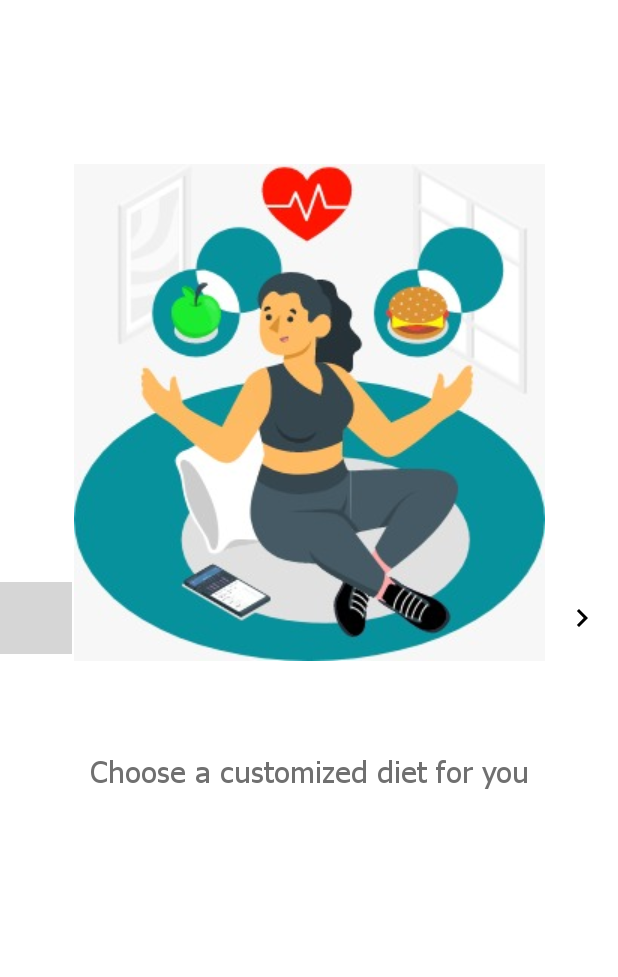
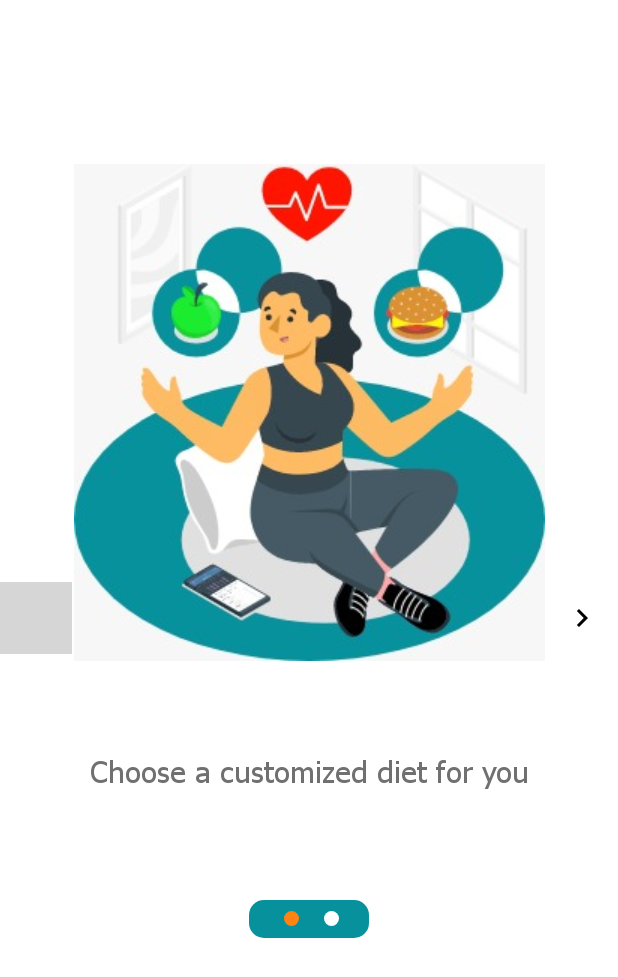
Before and after one commit to YoussefMaged766/Solution_Challenge, an Android app: the screen it shows after launch (IntroSliding_Activity), on a phone screen of 412 x 824 dp. Shown: the top 977 px of the screen. Run offline under Robolectric (Android 15) with nearby library versions, the phone set to English and light mode, and no system bars; grey boxes are pictures that could not be loaded.

Commit message:
finish IntroSliding and dotts

```diff
--- a/app/src/main/AndroidManifest.xml
+++ b/app/src/main/AndroidManifest.xml
@@ -9,6 +9,9 @@
         android:roundIcon="@mipmap/ic_launcher_round"
         android:supportsRtl="true"
         android:theme="@style/Theme.SolutionChallenge">
+        <activity
+            android:name=".signin_Activity"
+            android:exported="false" />
         <activity
             android:name=".IntroSliding_Activity"
             android:exported="true">
--- a/app/src/main/java/com/example/solutionchallenge/IntroSliding_Activity.kt
+++ b/app/src/main/java/com/example/solutionchallenge/IntroSliding_Activity.kt
@@ -1,11 +1,26 @@
 package com.example.solutionchallenge
 
+import android.content.Context
+import android.content.Intent
 import androidx.appcompat.app.AppCompatActivity
 import android.os.Bundle
+import android.view.View
+import android.view.ViewGroup
+import android.widget.Button
+import android.widget.ImageView
+import android.widget.LinearLayout
+import androidx.core.content.ContextCompat
+import androidx.core.view.get
 import androidx.viewpager2.widget.ViewPager2
 import com.example.solutionchallenge.adapter.intro_adapter
+import com.google.android.material.floatingactionbutton.FloatingActionButton
 
 class IntroSliding_Activity : AppCompatActivity() {
+
+    lateinit var viewPager:ViewPager2
+    lateinit var  indicator_container :LinearLayout
+    lateinit var btn_right :FloatingActionButton
+    lateinit var btn_left :FloatingActionButton
 
     var adapter=intro_adapter (listOf(
         data_intro("Choose a customized diet for you", R.drawable.imgintro2),
@@ -16,7 +31,80 @@ class IntroSliding_Activity : AppCompatActivity() {
     override fun onCreate(savedInstanceState: Bundle?) {
         super.onCreate(savedInstanceState)
         setContentView(R.layout.activity_intro_sliding)
-        var viewPager :ViewPager2 = findViewById(R.id.viewpager_intro)
+       initallize()
+        indicators()
+        setCurrentIndicators(0)
         viewPager.adapter=adapter
+        viewPager.registerOnPageChangeCallback(object :ViewPager2.OnPageChangeCallback(){
+            override fun onPageSelected(position: Int) {
+                super.onPageSelected(position)
+                setCurrentIndicators(position)
+            }
+        })
+        btn_right.setOnClickListener {
+            if (viewPager.currentItem + 1 < adapter.itemCount) {
+                viewPager.currentItem +=1
+            }else{
+                Intent(applicationContext, signin_Activity:: class.java).also {
+                    startActivity(it)
+                }
+            }
+        }
+        btn_left.setOnClickListener {
+                viewPager.currentItem -=1
+        }
+
     }
-}
+
+    fun initallize(){
+         viewPager  = findViewById(R.id.viewpager_intro)
+        indicator_container = findViewById(R.id.indicator_container)
+        btn_right=findViewById(R.id.floating_right_btn)
+        btn_left=findViewById(R.id.floating_left_btn)
+    }
+
+    fun indicators(){
+
+        val indicator = arrayOfNulls<ImageView>(adapter.itemCount)
+        val  layoutparams:LinearLayout.LayoutParams=
+            LinearLayout.LayoutParams(
+                ViewGroup.LayoutParams.WRAP_CONTENT,
+                ViewGroup.LayoutParams.WRAP_CONTENT,
+            )
+        layoutparams.setMargins(15,0,10,0)
+        for (i in indicator.indices){
+            indicator[i] = ImageView(applicationContext)
+            indicator[i].apply {
+                this?.setImageDrawable(
+                    ContextCompat.getDrawable(
+                        applicationContext,R.drawable.inactive
+                    )
+                )
+                this?.layoutParams = layoutparams
+            }
+                indicator_container.addView(indicator[i])
+            }
+        }
+     fun setCurrentIndicators(index : Int) {
+        val childCount = indicator_container.childCount
+        for (i in 0 until childCount) {
+            val imageView =
+                indicator_container[i] as ImageView
+            if (i == index) {
+                imageView.setImageDrawable(
+                    ContextCompat.getDrawable(
+                        applicationContext,
+                        R.drawable.active
+                    )
+                )
+            } else {
+                imageView.setImageDrawable(
+                    ContextCompat.getDrawable(
+                        applicationContext,
+                        R.drawable.inactive
+                    )
+                )
+            }
+        }
+    }
+    }
--- /dev/null
+++ b/app/src/main/java/com/example/solutionchallenge/signin_Activity.kt
@@ -0,0 +1,11 @@
+package com.example.solutionchallenge
+
+import androidx.appcompat.app.AppCompatActivity
+import android.os.Bundle
+
+class signin_Activity : AppCompatActivity() {
+    override fun onCreate(savedInstanceState: Bundle?) {
+        super.onCreate(savedInstanceState)
+        setContentView(R.layout.activity_signin)
+    }
+}
--- /dev/null
+++ b/app/src/main/res/drawable/active.xml
@@ -0,0 +1,9 @@
+<?xml version="1.0" encoding="utf-8"?>
+<shape xmlns:android="http://schemas.android.com/apk/res/android"
+    android:shape="oval"
+    >
+    <solid android:color="#fe8312"/>
+    <size android:width="10dp"
+        android:height="10dp"/>
+
+</shape>
--- /dev/null
+++ b/app/src/main/res/drawable/inactive.xml
@@ -0,0 +1,9 @@
+<?xml version="1.0" encoding="utf-8"?>
+<shape xmlns:android="http://schemas.android.com/apk/res/android"
+    android:shape="oval"
+    >
+    <solid android:color="#fff"/>
+    <size android:width="10dp"
+        android:height="10dp"/>
+
+</shape>
--- /dev/null
+++ b/app/src/main/res/drawable/indictor_style.xml
@@ -0,0 +1,6 @@
+<?xml version="1.0" encoding="utf-8"?>
+<shape xmlns:android="http://schemas.android.com/apk/res/android">
+<corners android:radius="10dp"
+    />
+    <solid android:color="@color/intro_color"/>
+</shape>
--- a/app/src/main/res/layout/activity_intro_sliding.xml
+++ b/app/src/main/res/layout/activity_intro_sliding.xml
@@ -47,10 +47,11 @@
 
     <LinearLayout
         android:id="@+id/indicator_container"
-        android:layout_width="wrap_content"
-        android:layout_height="wrap_content"
-        android:background="@color/intro_color"
+        android:layout_width="80dp"
+        android:layout_height="25dp"
+        android:background="@drawable/indictor_style"
         android:gravity="center"
+        android:padding="5dp"
         android:orientation="horizontal"
         android:layout_marginTop="50dp"
         app:layout_constraintEnd_toEndOf="parent"
--- /dev/null
+++ b/app/src/main/res/layout/activity_signin.xml
@@ -0,0 +1,9 @@
+<?xml version="1.0" encoding="utf-8"?>
+<androidx.constraintlayout.widget.ConstraintLayout xmlns:android="http://schemas.android.com/apk/res/android"
+    xmlns:app="http://schemas.android.com/apk/res-auto"
+    xmlns:tools="http://schemas.android.com/tools"
+    android:layout_width="match_parent"
+    android:layout_height="match_parent"
+    tools:context=".signin_Activity">
+
+</androidx.constraintlayout.widget.ConstraintLayout>
```
